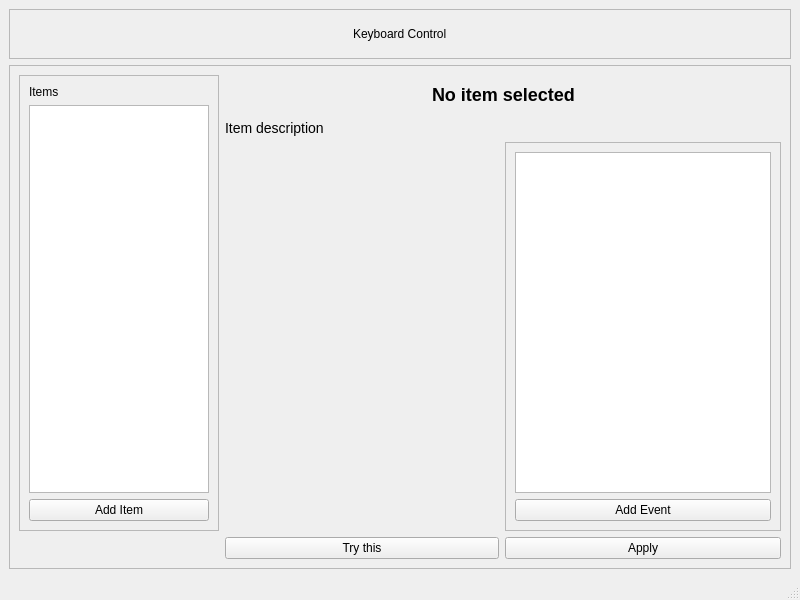
Old version of the form keyboardcontrolv3/ui/main_ui.ui in the repository Vaisakhkm2625/keyboardcontrolV3.
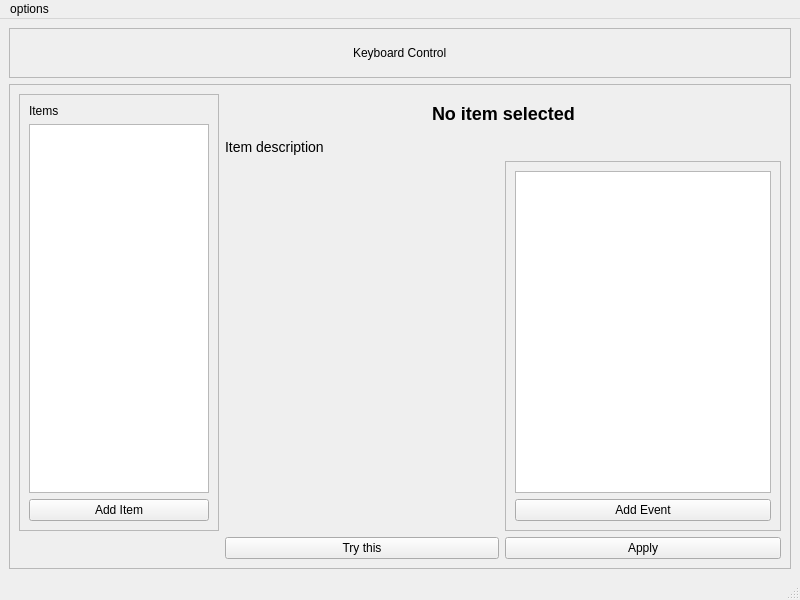
New version of the form.

Commit message: remove item and event implimented

Patch:
```diff
--- a/keyboardcontrolv3/ui/main_ui.ui
+++ b/keyboardcontrolv3/ui/main_ui.ui
@@ -278,6 +278,16 @@
      <height>19</height>
     </rect>
    </property>
+   <widget class="QMenu" name="menuItem">
+    <property name="title">
+     <string>options</string>
+    </property>
+    <addaction name="actionadd_item"/>
+    <addaction name="actionremove_item"/>
+    <addaction name="actionadd_event"/>
+    <addaction name="actionremove_event"/>
+   </widget>
+   <addaction name="menuItem"/>
   </widget>
  </widget>
  <resources/>
```
Left out of the diff: 20 changed lines with no effect on the pictures. The commit also changes 2 other files.
